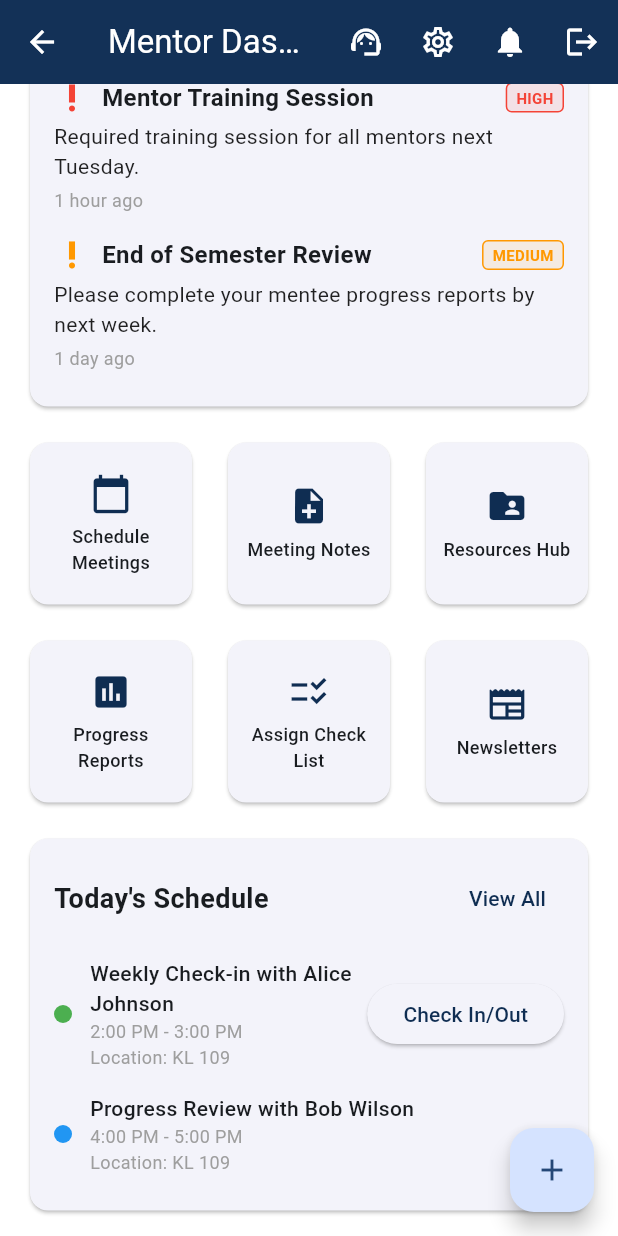
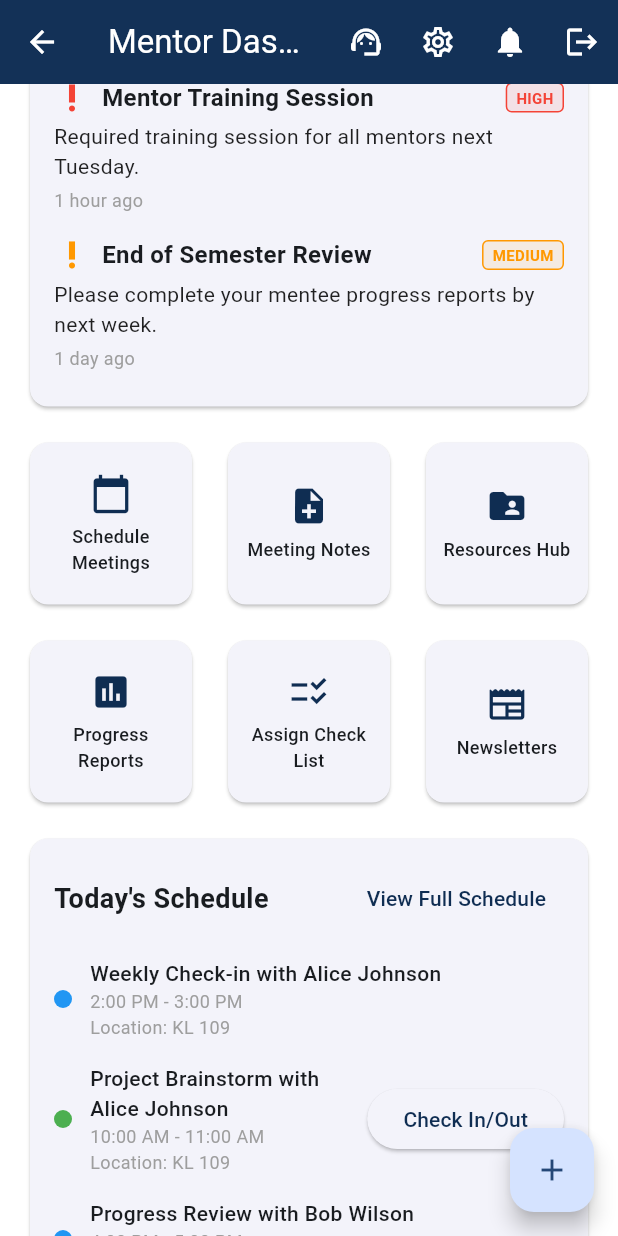
Before and after one commit to GemGreenPokemon/SMP_Mentor_Mentee_Mobile_App, a Flutter app: the MentorDashboardScreen screen opened by its route, scrolled down 529 dp, on a phone screen of 412 x 824 dp. Run offline on Flutter 3.47's test engine with Material 3 defaults, Android fonts, the phone set to English and light mode, and no system bars; our stand-ins replace cloud_firestore, cloud_functions, firebase_core, share_plus, sqflite; accounts and stored records are empty.

Commit message:
Some more updates

```diff
--- a/lib/services/mentor_service.dart
+++ b/lib/services/mentor_service.dart
@@ -29,6 +29,13 @@ class MentorService extends ChangeNotifier {
           'date': 'Tomorrow',
           'time': '2:00 PM - 3:00 PM',
           'location': 'KL 109',
+          'isNext': false,
+        },
+        {
+          'title': 'Project Brainstorm',
+          'date': 'Today',
+          'time': '10:00 AM - 11:00 AM',
+          'location': 'Library Room 3',
           'isNext': true,
         }
       ],
```
Also changed, not shown: lib/screens/mentor_dashboard_screen.dart (+42 -6 lines), 1 other file.
